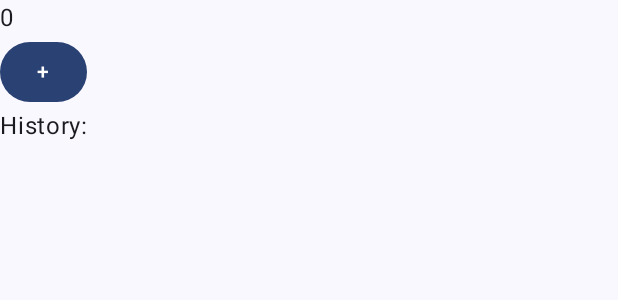
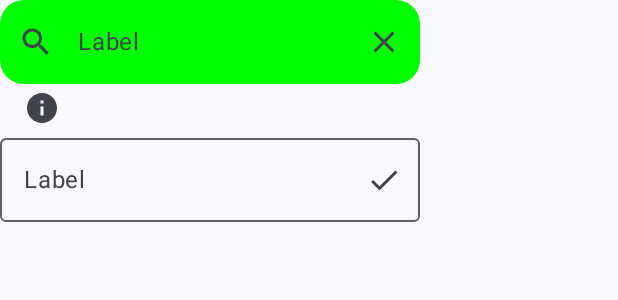
Before and after one commit to meuleuheu/JetpackComposeBasic, an Android app built with Jetpack Compose: the @Preview function GreetingPreview, on a phone screen of 412 x 824 dp. Shown: the top 300 px of the screen. Run offline under Robolectric (Android 15) with nearby library versions, the phone set to English and light mode, and no system bars.

Commit message:
TextField vs Icon

```diff
--- a/app/src/main/java/com/example/jetpackcomposebasic/MainActivity.kt
+++ b/app/src/main/java/com/example/jetpackcomposebasic/MainActivity.kt
@@ -24,11 +24,18 @@ import androidx.compose.foundation.layout.padding
 import androidx.compose.foundation.layout.size
 import androidx.compose.foundation.rememberScrollState
 import androidx.compose.foundation.shape.CircleShape
+import androidx.compose.foundation.shape.CornerSize
 import androidx.compose.foundation.shape.CutCornerShape
 import androidx.compose.foundation.shape.RoundedCornerShape
+import androidx.compose.foundation.text.KeyboardActions
+import androidx.compose.foundation.text.KeyboardOptions
 import androidx.compose.foundation.verticalScroll
 import androidx.compose.material.icons.Icons
+import androidx.compose.material.icons.filled.Check
+import androidx.compose.material.icons.filled.Clear
 import androidx.compose.material.icons.filled.Favorite
+import androidx.compose.material.icons.filled.Info
+import androidx.compose.material.icons.filled.Search
 import androidx.compose.material3.Button
 import androidx.compose.material3.ButtonColors
 import androidx.compose.material3.ButtonDefaults
@@ -38,10 +45,13 @@ import androidx.compose.material3.Icon
 import androidx.compose.material3.IconButton
 import androidx.compose.material3.MaterialTheme
 import androidx.compose.material3.OutlinedButton
+import androidx.compose.material3.OutlinedTextField
 import androidx.compose.material3.Scaffold
 import androidx.compose.material3.Surface
 import androidx.compose.material3.Text
 import androidx.compose.material3.TextButton
+import androidx.compose.material3.TextField
+import androidx.compose.material3.TextFieldDefaults
 import androidx.compose.runtime.Composable
 import androidx.compose.runtime.getValue
 import androidx.compose.runtime.mutableStateListOf
@@ -57,11 +67,16 @@ import androidx.compose.ui.draw.shadow
 import androidx.compose.ui.graphics.Color
 import androidx.compose.ui.graphics.RectangleShape
 import androidx.compose.ui.text.SpanStyle
+import androidx.compose.ui.text.TextStyle
 import androidx.compose.ui.text.buildAnnotatedString
 import androidx.compose.ui.text.font.Font
 import androidx.compose.ui.text.font.FontFamily
 import androidx.compose.ui.text.font.FontStyle
 import androidx.compose.ui.text.font.FontWeight
+import androidx.compose.ui.text.input.ImeAction
+import androidx.compose.ui.text.input.KeyboardType
+import androidx.compose.ui.text.input.PasswordVisualTransformation
+import androidx.compose.ui.text.input.VisualTransformation
 import androidx.compose.ui.text.style.TextAlign
 import androidx.compose.ui.text.style.TextDecoration
 import androidx.compose.ui.text.style.TextOverflow
@@ -340,6 +355,80 @@ fun Greeting7(name: String, modifier: Modifier) {
 }
 // No.7 end
 
+// No.8
+@Composable
+fun Greeting8(name: String, modifier: Modifier) {
+    Column {
+        TextField1()
+        TextField2()
+    }
+}
+
+@Composable
+fun TextField1() {
+    Log.i("TAG", "TextField1")
+    var text by remember { mutableStateOf("") }
+
+    TextField(value = text,
+        onValueChange = {
+            text = it
+            Log.i("TAG", "onValueChange1: $text")
+        },
+        label = { Text("Label") },
+        textStyle = TextStyle(color = Color.Blue),
+        supportingText = { Icon(Icons.Default.Info, contentDescription = null)},
+        placeholder = { Text("placeholder") },
+        leadingIcon = { Icon(Icons.Default.Search, contentDescription = null)},
+        trailingIcon = {
+            IconButton(onClick = {}) {
+                Icon(Icons.Default.Clear, contentDescription = null)
+            }
+        },
+        colors = TextFieldDefaults.colors(
+            focusedLabelColor = Color.Red,
+            unfocusedContainerColor = Color.Green,
+            focusedContainerColor = Color.Green,
+            errorContainerColor = Color.Green,
+            disabledContainerColor = Color.Green,
+            unfocusedIndicatorColor = Color.Transparent,
+            focusedIndicatorColor = Color.Transparent,
+            errorIndicatorColor = Color.Transparent,
+            disabledIndicatorColor = Color.Transparent
+        ),
+        shape = RoundedCornerShape(corner = CornerSize(16.dp)),
+        prefix = { Text("Mr ")},    //>< suffix
+        keyboardOptions = KeyboardOptions(
+            keyboardType = KeyboardType.Decimal,
+            imeAction = ImeAction.Send
+        ),
+        keyboardActions = KeyboardActions(
+            onSend = { Log.i("TAG", "sent: $text")}
+        )
+    )
+}
+
+@Composable
+fun TextField2() {
+    Log.i("TAG", "TextField2")
+    var text by remember { mutableStateOf("") }
+    var isShowPassword by remember { mutableStateOf(false) }
+    OutlinedTextField(value = text,
+        onValueChange = {
+            text = it
+            Log.i("TAG", "onValueChange2: $text")
+        },
+        label = { Text("Label") },
+        trailingIcon = {
+            IconButton(onClick = { isShowPassword = !isShowPassword}) {
+                Icon(Icons.Default.Check, contentDescription = null)
+            }
+        },
+        visualTransformation = if (isShowPassword) VisualTransformation.None
+        else PasswordVisualTransformation()
+    )
+}
+// No.8 end
+
 @Preview(showBackground = true)
 @Composable
 fun GreetingPreview() {
@@ -348,7 +437,7 @@ fun GreetingPreview() {
             modifier = Modifier.fillMaxSize(),
             color = MaterialTheme.colorScheme.background
         ) {
-            Greeting7("Android", modifier = Modifier)
+            Greeting8("Android", modifier = Modifier)
         }
     }
 }
```
